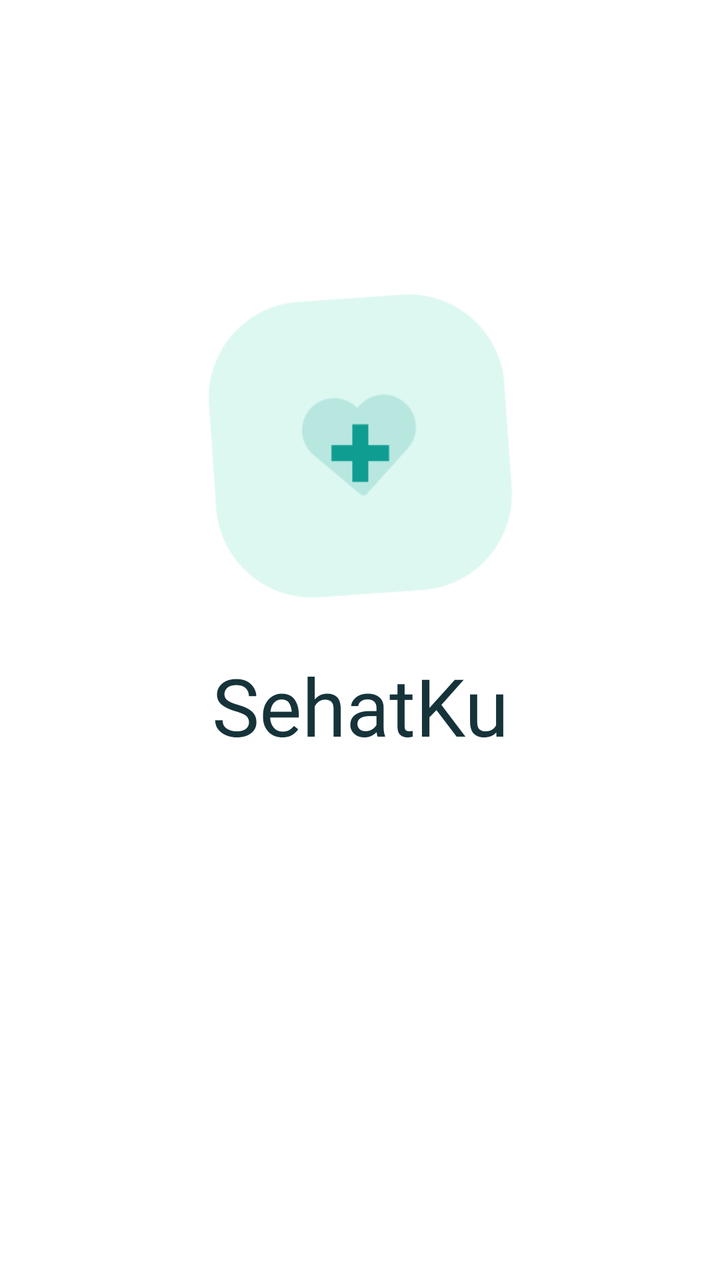
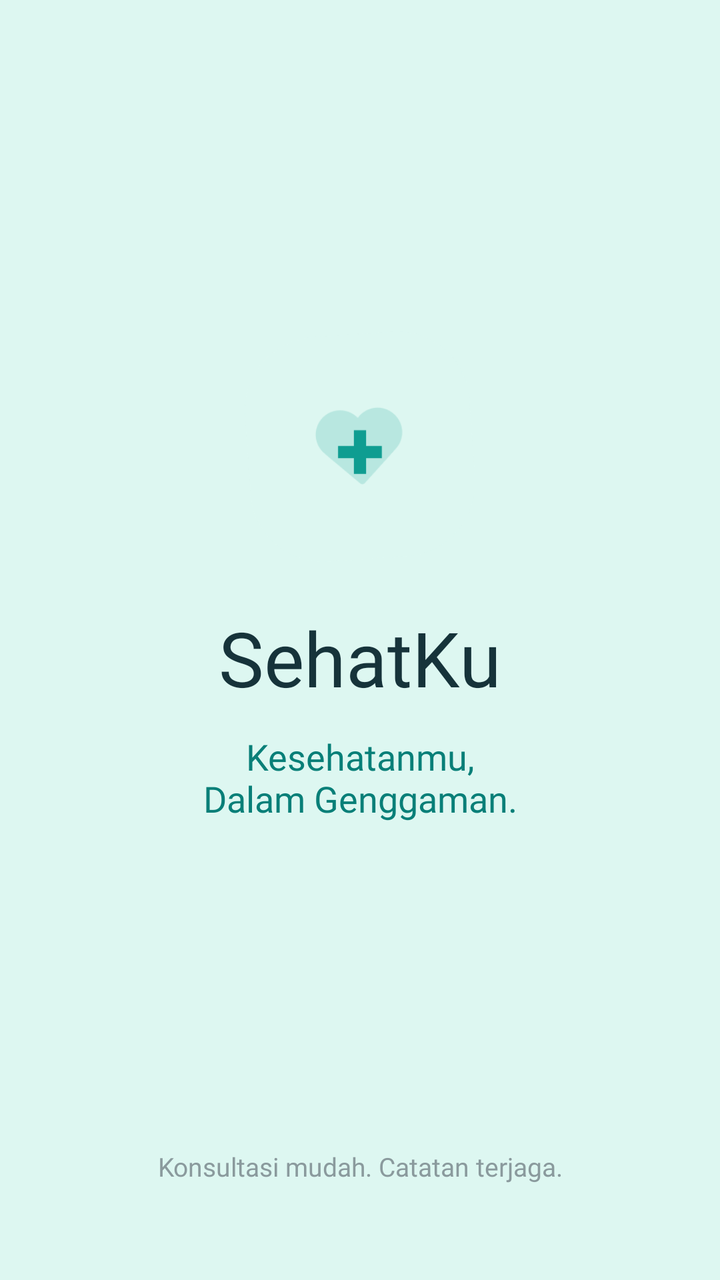

Compare the two renders of this Android layout. The source of the first and the diff that turns it into the second are given below.
<!-- AndroidManifest.xml: application theme Theme.Projek_Zhafran -->
<!-- res/layout/activity_splash_screen.xml -->
<?xml version="1.0" encoding="utf-8"?>
<androidx.constraintlayout.widget.ConstraintLayout xmlns:android="http://schemas.android.com/apk/res/android"
    xmlns:app="http://schemas.android.com/apk/res-auto"
    xmlns:tools="http://schemas.android.com/tools"
    android:id="@+id/main"
    android:layout_width="match_parent"
    android:layout_height="match_parent"
    android:background="@color/white"
    tools:context=".SplashScreenActivity">

    <ImageView
        android:id="@+id/imageView2"
        android:layout_width="161dp"
        android:layout_height="158dp"
        android:layout_marginTop="144dp"
        app:layout_constraintEnd_toEndOf="parent"
        app:layout_constraintStart_toStartOf="parent"
        app:layout_constraintTop_toTopOf="parent"
        app:srcCompat="@drawable/logo_sehatku" />

    <TextView
        android:id="@+id/textView"
        android:layout_width="wrap_content"
        android:layout_height="wrap_content"
        android:layout_marginTop="24dp"
        android:fontFamily="@font/inter_bold"
        android:text="SehatKu"
        android:textColor="@color/dark_navy"
        android:textSize="40sp"
        app:layout_constraintEnd_toEndOf="parent"
        app:layout_constraintStart_toStartOf="parent"
        app:layout_constraintTop_toBottomOf="@+id/imageView2" />

    <TextView
        android:id="@+id/textView3"
        android:layout_width="wrap_content"
        android:layout_height="wrap_content"
        android:layout_marginTop="316dp"
        android:fontFamily="@font/inter_regular"
        android:text="Versi 1.1"
        android:textColor="@color/dark_navy"
        android:textStyle="italic"
        app:layout_constraintEnd_toEndOf="parent"
        app:layout_constraintStart_toStartOf="parent"
        app:layout_constraintTop_toBottomOf="@+id/textView" />

    <ProgressBar
        android:id="@+id/progressBar"
        style="?android:attr/progressBarStyle"
        android:layout_width="wrap_content"
        android:layout_height="wrap_content"
        android:layout_marginTop="68dp"
        app:layout_constraintEnd_toEndOf="parent"
        app:layout_constraintHorizontal_bias="0.506"
        app:layout_constraintStart_toStartOf="parent"
        app:layout_constraintTop_toBottomOf="@+id/textView" />

</androidx.constraintlayout.widget.ConstraintLayout>
<!-- resources referenced by this layout -->
<resources>
  <color name="dark_navy">#16333A</color>
  <color name="white">#FFFFFF</color>
  <!-- drawable logo_sehatku: png bitmap (drawable, 6355 bytes) -->
  <style name="Theme.Projek_Zhafran" parent="Base.Theme.Projek_Zhafran" />
  <style name="Base.Theme.Projek_Zhafran" parent="Theme.Material3.DayNight.NoActionBar">
          
          <item name="colorPrimary">@color/primary_teal</item>
          <item name="colorOnPrimary">@color/white</item>
          <item name="colorContainer">@color/soft_mint</item>
          <item name="android:statusBarColor">@color/dark_teal</item>
      </style>
  <color name="primary_teal">#0F9D91</color>
  <color name="soft_mint">#DDF7F1</color>
  <color name="dark_teal">#087F78</color>
</resources>

<!-- the commit's change to res/layout/activity_splash_screen.xml (unified diff, before → after) -->
@@ -5,54 +5,64 @@
     android:id="@+id/main"
     android:layout_width="match_parent"
     android:layout_height="match_parent"
-    android:background="@color/white"
+    android:background="@color/soft_mint"
     tools:context=".SplashScreenActivity">
 
+    
     <ImageView
-        android:id="@+id/imageView2"
-        android:layout_width="161dp"
-        android:layout_height="158dp"
-        android:layout_marginTop="144dp"
+        android:id="@+id/imgLogo"
+        android:layout_width="120dp"
+        android:layout_height="120dp"
+        android:contentDescription="SehatKu Logo"
+        android:src="@drawable/logo_sehatku"
+        app:layout_constraintBottom_toTopOf="@+id/tvAppName"
         app:layout_constraintEnd_toEndOf="parent"
         app:layout_constraintStart_toStartOf="parent"
         app:layout_constraintTop_toTopOf="parent"
-        app:srcCompat="@drawable/logo_sehatku" />
+        app:layout_constraintVertical_chainStyle="packed" />
 
     <TextView
-        android:id="@+id/textView"
+        android:id="@+id/tvAppName"
         android:layout_width="wrap_content"
         android:layout_height="wrap_content"
-        android:layout_marginTop="24dp"
+        android:layout_marginTop="20dp"
         android:fontFamily="@font/inter_bold"
         android:text="SehatKu"
         android:textColor="@color/dark_navy"
-        android:textSize="40sp"
+        android:textSize="38sp"
+        app:layout_constraintBottom_toTopOf="@+id/tvTagline"
         app:layout_constraintEnd_toEndOf="parent"
         app:layout_constraintStart_toStartOf="parent"
-        app:layout_constraintTop_toBottomOf="@+id/imageView2" />
+        app:layout_constraintTop_toBottomOf="@+id/imgLogo" />
 
     <TextView
-        android:id="@+id/textView3"
+        android:id="@+id/tvTagline"
         android:layout_width="wrap_content"
         android:layout_height="wrap_content"
-        android:layout_marginTop="316dp"
-        android:fontFamily="@font/inter_regular"
-        android:text="Versi 1.1"
-        android:textColor="@color/dark_navy"
-        android:textStyle="italic"
+        android:layout_marginTop="12dp"
+        android:fontFamily="@font/inter_semibold"
+        android:gravity="center"
+        android:text="Kesehatanmu,\nDalam Genggaman."
+        android:textColor="@color/dark_teal"
+        android:textSize="18sp"
+        app:layout_constraintBottom_toTopOf="@+id/tvFooter"
         app:layout_constraintEnd_toEndOf="parent"
         app:layout_constraintStart_toStartOf="parent"
-        app:layout_constraintTop_toBottomOf="@+id/textView" />
+        app:layout_constraintTop_toBottomOf="@+id/tvAppName" />
 
-    <ProgressBar
-        android:id="@+id/progressBar"
-        style="?android:attr/progressBarStyle"
+    
+    <TextView
+        android:id="@+id/tvFooter"
         android:layout_width="wrap_content"
         android:layout_height="wrap_content"
-        android:layout_marginTop="68dp"
+        android:layout_marginBottom="48dp"
+        android:fontFamily="@font/inter_regular"
+        android:gravity="center"
+        android:text="Konsultasi mudah. Catatan terjaga."
+        android:textColor="#8A9A9D"
+        android:textSize="13sp"
+        app:layout_constraintBottom_toBottomOf="parent"
         app:layout_constraintEnd_toEndOf="parent"
-        app:layout_constraintHorizontal_bias="0.506"
-        app:layout_constraintStart_toStartOf="parent"
-        app:layout_constraintTop_toBottomOf="@+id/textView" />
+        app:layout_constraintStart_toStartOf="parent" />
 
 </androidx.constraintlayout.widget.ConstraintLayout>
